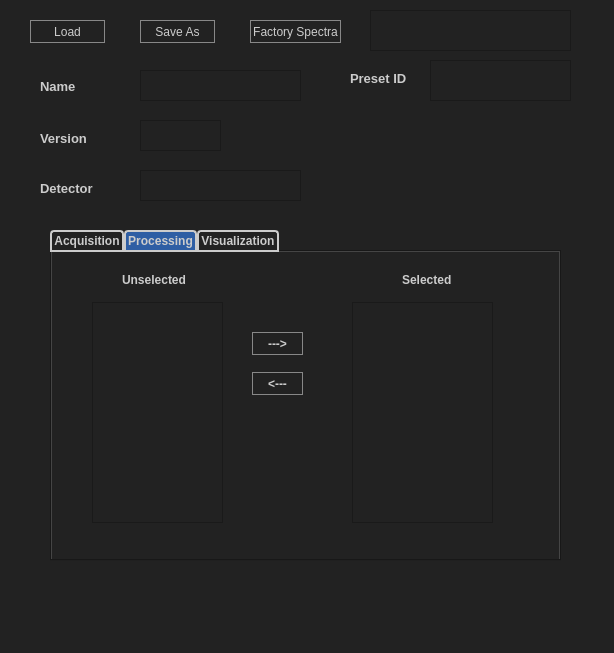
Before: the Qt Designer form source/resources/preset_editor.ui in jaytreee/PresetEditor, drawn with Qt 5.
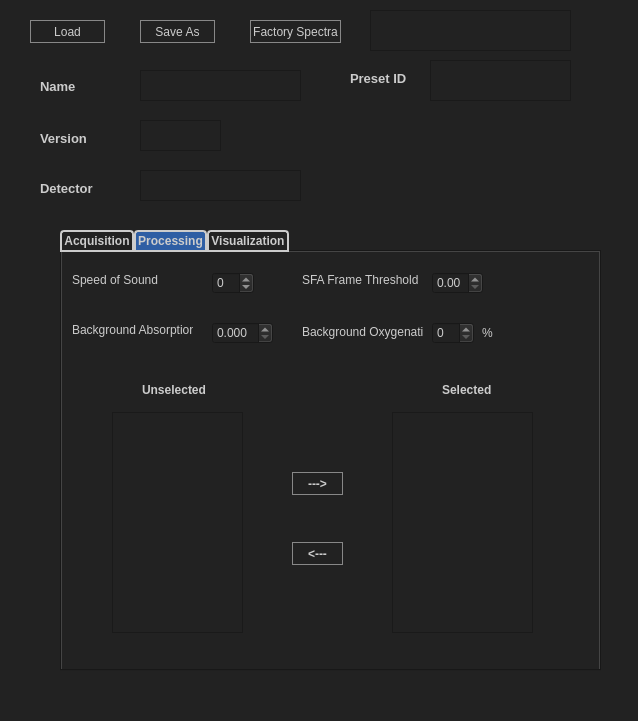
After: the same form once the commit is applied. The open tabs and pages were chosen to show the change.

Commit message: #2106 Processing Settings

Patch:
```diff
--- a/source/resources/preset_editor.ui
+++ b/source/resources/preset_editor.ui
@@ -6,8 +6,8 @@
    <rect>
     <x>0</x>
     <y>0</y>
-    <width>614</width>
-    <height>653</height>
+    <width>638</width>
+    <height>721</height>
    </rect>
   </property>
   <property name="font">
@@ -193,10 +193,10 @@
    <widget class="QTabWidget" name="tabWidget">
     <property name="geometry">
      <rect>
-      <x>50</x>
+      <x>60</x>
       <y>230</y>
-      <width>511</width>
-      <height>331</height>
+      <width>541</width>
+      <height>441</height>
      </rect>
     </property>
     <property name="font">
@@ -346,8 +346,8 @@
      <widget class="QPushButton" name="addButton">
       <property name="geometry">
        <rect>
-        <x>200</x>
-        <y>80</y>
+        <x>230</x>
+        <y>220</y>
         <width>51</width>
         <height>23</height>
        </rect>
@@ -371,8 +371,8 @@
      <widget class="QPushButton" name="deleteButton">
       <property name="geometry">
        <rect>
-        <x>200</x>
-        <y>120</y>
+        <x>230</x>
+        <y>290</y>
         <width>51</width>
         <height>23</height>
        </rect>
@@ -396,8 +396,8 @@
      <widget class="QListWidget" name="unselectedList">
       <property name="geometry">
        <rect>
-        <x>40</x>
-        <y>50</y>
+        <x>50</x>
+        <y>160</y>
         <width>131</width>
         <height>221</height>
        </rect>
@@ -409,8 +409,8 @@
      <widget class="QListWidget" name="selectedList">
       <property name="geometry">
        <rect>
-        <x>300</x>
-        <y>50</y>
+        <x>330</x>
+        <y>160</y>
         <width>141</width>
         <height>221</height>
        </rect>
@@ -422,8 +422,8 @@
      <widget class="QLabel" name="selectedLabel">
       <property name="geometry">
        <rect>
-        <x>350</x>
-        <y>20</y>
+        <x>380</x>
+        <y>130</y>
         <width>51</width>
         <height>16</height>
        </rect>
@@ -441,8 +441,8 @@
      <widget class="QLabel" name="unselectedLabel">
       <property name="geometry">
        <rect>
-        <x>70</x>
-        <y>20</y>
+        <x>80</x>
+        <y>130</y>
         <width>71</width>
         <height>16</height>
        </rect>
@@ -457,6 +457,141 @@
        <string>Unselected</string>
       </property>
      </widget>
+     <widget class="QSpinBox" name="userSoundBox">
+      <property name="geometry">
+       <rect>
+        <x>150</x>
+        <y>20</y>
+        <width>42</width>
+        <height>22</height>
+       </rect>
+      </property>
+      <property name="minimum">
+       <number>-150</number>
+      </property>
+      <property name="maximum">
+       <number>150</number>
+      </property>
+     </widget>
+     <widget class="QDoubleSpinBox" name="SFAFrameThreshBox">
+      <property name="geometry">
+       <rect>
+        <x>370</x>
+        <y>20</y>
+        <width>51</width>
+        <height>22</height>
+       </rect>
+      </property>
+      <property name="maximum">
+       <double>1.000000000000000</double>
+      </property>
+      <property name="singleStep">
+       <double>0.010000000000000</double>
+      </property>
+     </widget>
+     <widget class="QLabel" name="label">
+      <property name="geometry">
+       <rect>
+        <x>10</x>
+        <y>20</y>
+        <width>91</width>
+        <height>16</height>
+       </rect>
+      </property>
+      <property name="toolTip">
+       <string>&lt;html&gt;&lt;head/&gt;&lt;body&gt;&lt;p&gt;User Sound Trim&lt;/p&gt;&lt;/body&gt;&lt;/html&gt;</string>
+      </property>
+      <property name="text">
+       <string>Speed of Sound</string>
+      </property>
+     </widget>
+     <widget class="QLabel" name="label_2">
+      <property name="geometry">
+       <rect>
+        <x>240</x>
+        <y>20</y>
+        <width>121</width>
+        <height>16</height>
+       </rect>
+      </property>
+      <property name="toolTip">
+       <string>&lt;html&gt;&lt;head/&gt;&lt;body&gt;&lt;p&gt;FRAMECORRTHRES&lt;/p&gt;&lt;/body&gt;&lt;/html&gt;</string>
+      </property>
+      <property name="text">
+       <string>SFA Frame Threshold</string>
+      </property>
+     </widget>
+     <widget class="QLabel" name="label_3">
+      <property name="geometry">
+       <rect>
+        <x>10</x>
+        <y>70</y>
+        <width>121</width>
+        <height>16</height>
+       </rect>
+      </property>
+      <property name="text">
+       <string>Background Absorption</string>
+      </property>
+     </widget>
+     <widget class="QDoubleSpinBox" name="backgroundAbsorptionBox">
+      <property name="geometry">
+       <rect>
+        <x>150</x>
+        <y>70</y>
+        <width>61</width>
+        <height>22</height>
+       </rect>
+      </property>
+      <property name="decimals">
+       <number>3</number>
+      </property>
+      <property name="maximum">
+       <double>0.100000000000000</double>
+      </property>
+      <property name="singleStep">
+       <double>0.001000000000000</double>
+      </property>
+     </widget>
+     <widget class="QSpinBox" name="backgroundOxyBox">
+      <property name="geometry">
+       <rect>
+        <x>370</x>
+        <y>70</y>
+        <width>42</width>
+        <height>22</height>
+       </rect>
+      </property>
+      <property name="maximum">
+       <number>100</number>
+      </property>
+     </widget>
+     <widget class="QLabel" name="label_4">
+      <property name="geometry">
+       <rect>
+        <x>240</x>
+        <y>70</y>
+        <width>121</width>
+        <height>20</height>
+       </rect>
+      </property>
+      <property name="text">
+       <string>Background Oxygenation</string>
+      </property>
+     </widget>
+     <widget class="QLabel" name="label_5">
+      <property name="geometry">
+       <rect>
+        <x>420</x>
+        <y>70</y>
+        <width>47</width>
+        <height>21</height>
+       </rect>
+      </property>
+      <property name="text">
+       <string>%</string>
+      </property>
+     </widget>
     </widget>
     <widget class="QWidget" name="tab_2">
      <attribute name="title">
```
Left out of the diff: 4 changed lines with no effect on the pictures. The commit also changes 2 other files.
